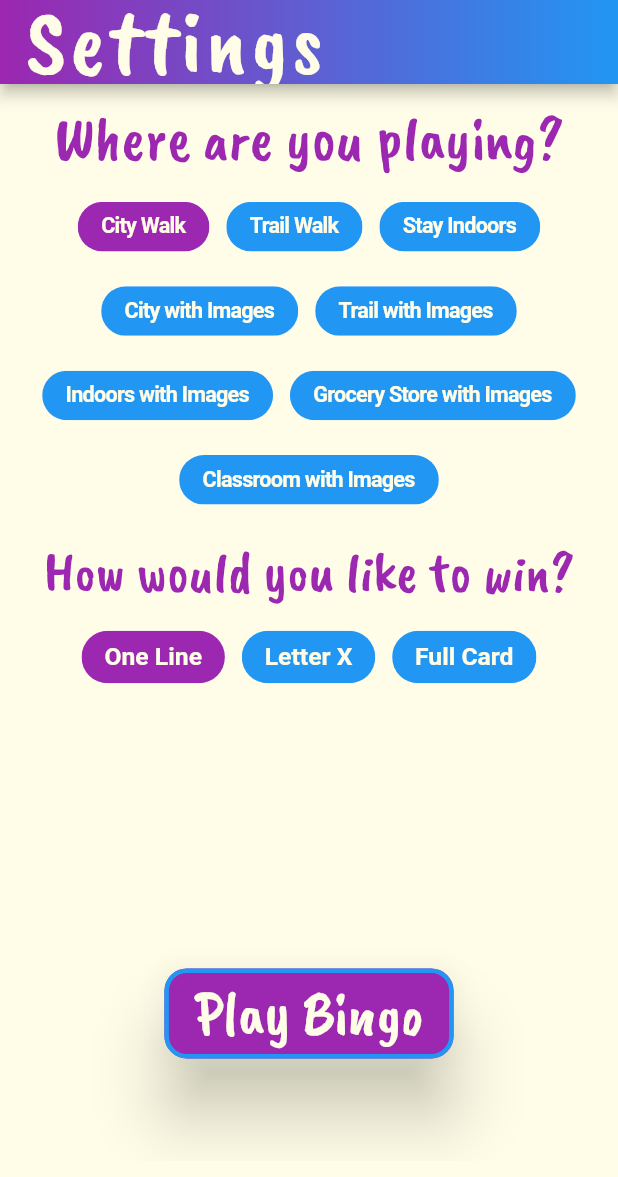
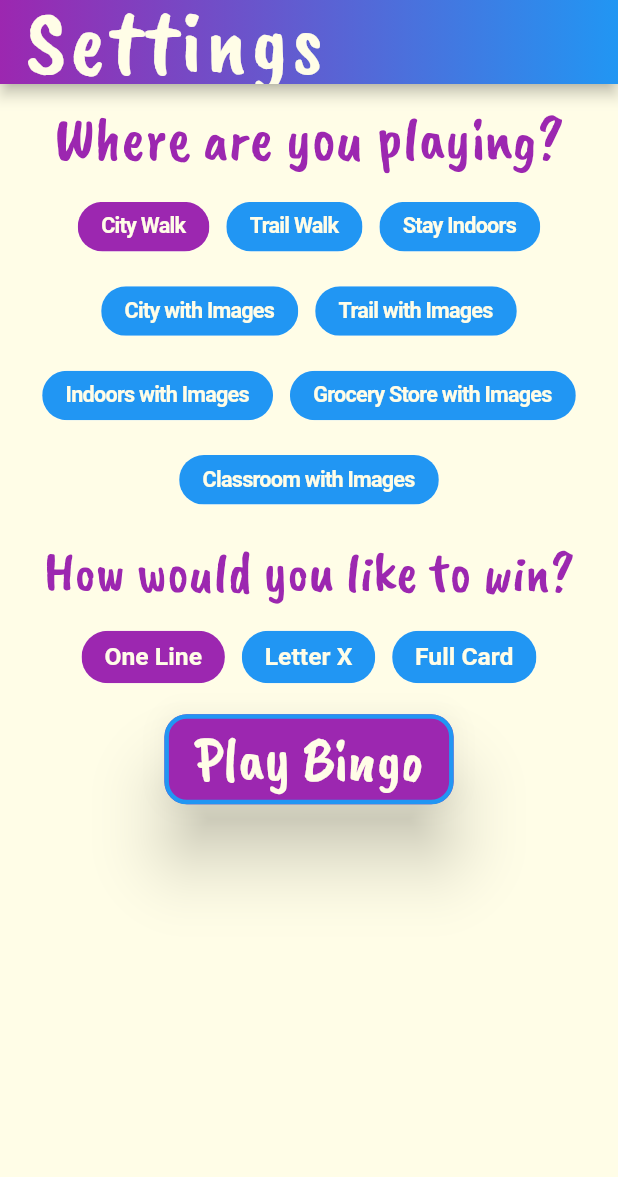
Before and after one commit to emac62/scavenger_bingo, a Flutter app: the SettingsPage screen opened directly, on a phone screen of 412 x 824 dp. Shown: the top 1177 px of the screen. Run offline on Flutter 3.47's test engine with Material 2 defaults, Android fonts, the phone set to English and light mode, and no system bars; drawn by our look-alikes of auto_size_text; our stand-ins replace audioplayers, google_mobile_ads, line_awesome_flutter, new_gradient_app_bar; missing offline and left inert: material_dialogs; network calls fail.

Commit message:
change settings page to listview

```diff
--- a/lib/settings.dart
+++ b/lib/settings.dart
@@ -61,16 +61,12 @@ class _SettingsPageState extends State<SettingsPage> {
         gradient: LinearGradient(colors: [Colors.purple, Colors.blue]),
         actions: [],
       ),
-      body: SafeArea(
-        child: Scrollbar(
-          child: SingleChildScrollView(
-            child: Container(
+      body: Container(
         width: SizeConfig.safeBlockHorizontal * 100,
         height: SizeConfig.safeBlockVertical * 100,
         color: Colors.yellow[50],
-              child: Column(
-                crossAxisAlignment: CrossAxisAlignment.center,
-                mainAxisAlignment: MainAxisAlignment.center,
+        child: ListView(
+          shrinkWrap: true,
           children: <Widget>[
             SizedBox(
               height: 5,
@@ -79,6 +75,7 @@ class _SettingsPageState extends State<SettingsPage> {
               padding: const EdgeInsets.all(5.0),
               child: Text(
                 "Where are you playing?",
+                textAlign: TextAlign.center,
                 style: TextStyle(
                   color: Colors.purple,
                   fontFamily: 'CaveatBrush',
@@ -99,6 +96,7 @@ class _SettingsPageState extends State<SettingsPage> {
               padding: const EdgeInsets.all(5.0),
               child: AutoSizeText(
                 "How would you like to win?",
+                textAlign: TextAlign.center,
                 style: TextStyle(
                   color: Colors.purple,
                   fontFamily: 'CaveatBrush',
@@ -112,8 +110,7 @@ class _SettingsPageState extends State<SettingsPage> {
                 direction: Axis.horizontal,
                 alignment: WrapAlignment.center,
                 children: winChips()),
-                  Expanded(
-                    child: Container(
+            Container(
               child: Center(
                 child: Padding(
                   padding: const EdgeInsets.fromLTRB(0, 10, 0, 5),
@@ -152,11 +149,7 @@ class _SettingsPageState extends State<SettingsPage> {
                 ),
               ),
             ),
-                  ),
           ],
-              ),
-            ),
-          ),
         ),
       ),
       bottomNavigationBar: bannerAdContainer,
--- a/pubspec.yaml
+++ b/pubspec.yaml
@@ -15,7 +15,7 @@ publish_to: "none" # Remove this line if you wish to publish to pub.dev
 # In iOS, build-name is used as CFBundleShortVersionString while build-number used as CFBundleVersion.
 # Read more about iOS versioning at
 # https://developer.apple.com/library/archive/documentation/General/Reference/InfoPlistKeyReference/Articles/CoreFoundationKeys.html
-version: 1.2.1+9
+version: 1.2.1+11
 
 environment:
   sdk: ">=2.12.0 <3.0.0"
```
Also changed, not shown: 1 other file. Lines whose indentation alone changed are shown as unchanged.
